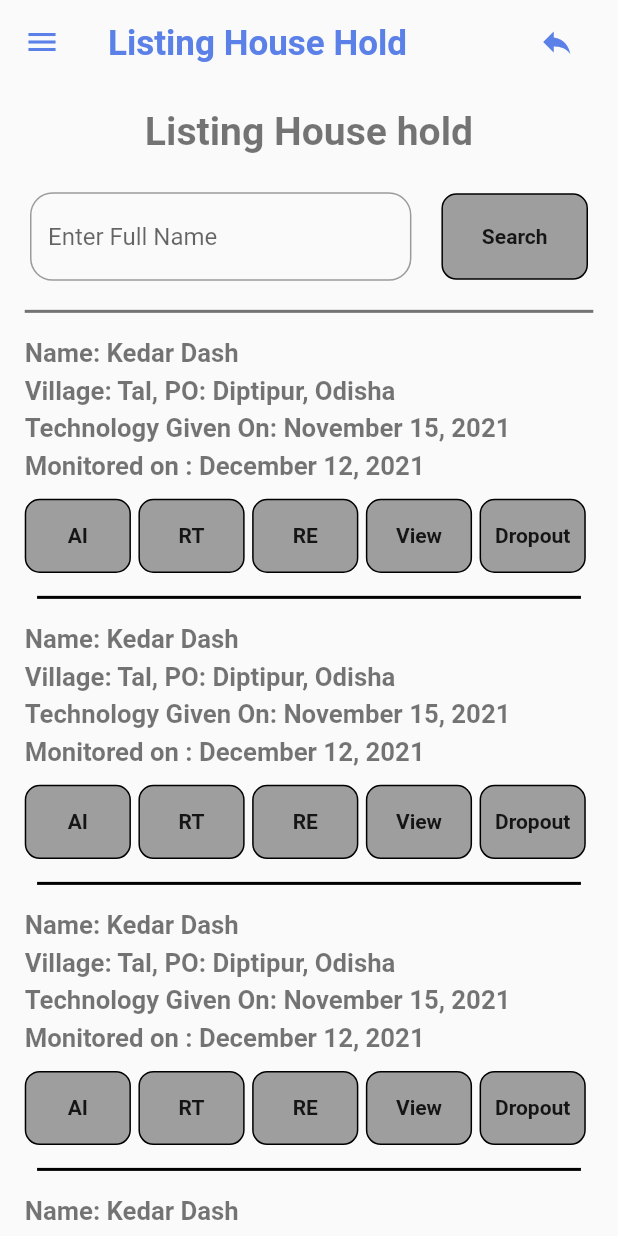
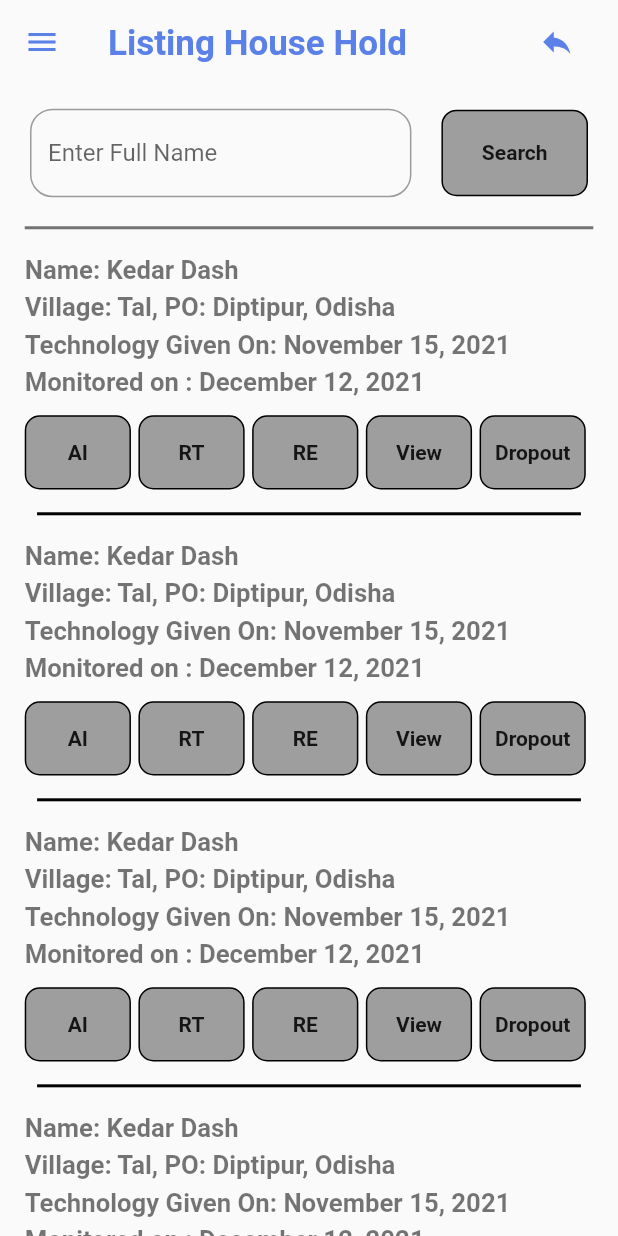
Before and after one commit to rocksolid911/helioz, a Flutter app: the ListHouseHoldScreen screen opened by its route, on a phone screen of 412 x 824 dp. Run offline on Flutter 3.47's test engine with Material 2 defaults, Android fonts, the phone set to English and light mode, and no system bars; our stand-ins replace flutter_svg, sizer.

```diff
--- a/lib/Listing/Screen/listing_household_screen.dart
+++ b/lib/Listing/Screen/listing_household_screen.dart
@@ -42,18 +42,7 @@ class _ListHouseHoldScreenState extends State<ListHouseHoldScreen> {
             SizedBox(
               height: 2.h,
             ),
-            Center(
-              child: Text(
-                "Listing House hold",
-                style: TextStyle(
-                    fontSize: 19.sp,
-                    fontWeight: FontWeight.bold,
-                    color: Colors.black54),
-              ),
-            ),
-            SizedBox(
-              height: 3.h,
-            ),
+
             Row(
               children: [
                 Expanded(
```
